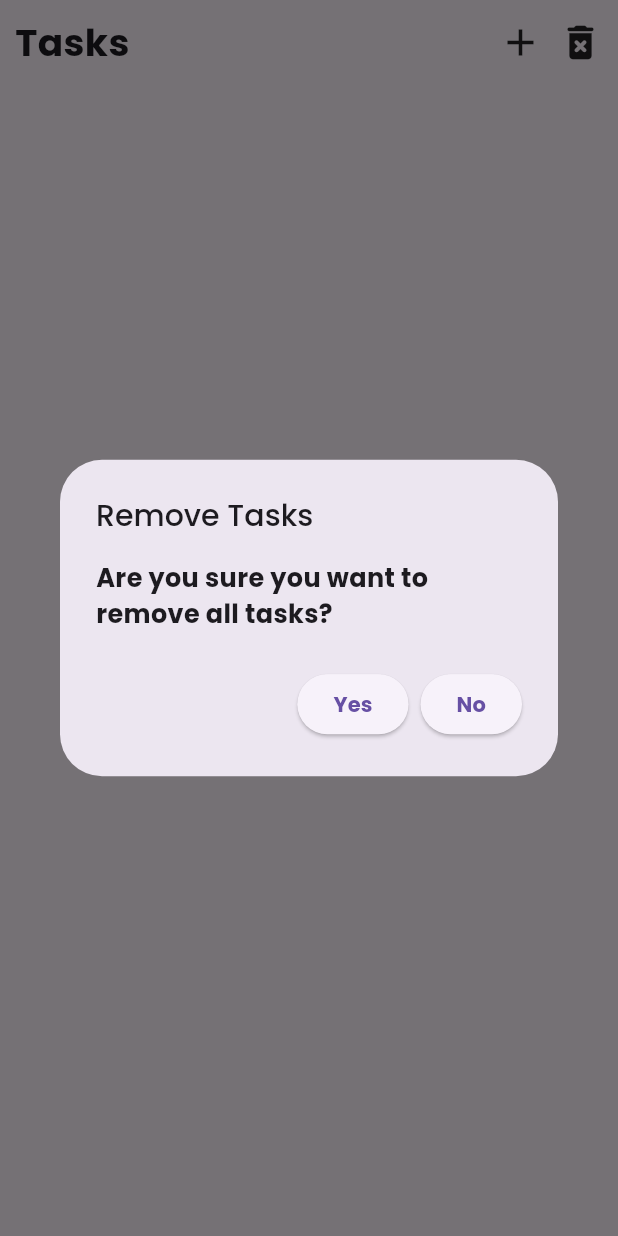
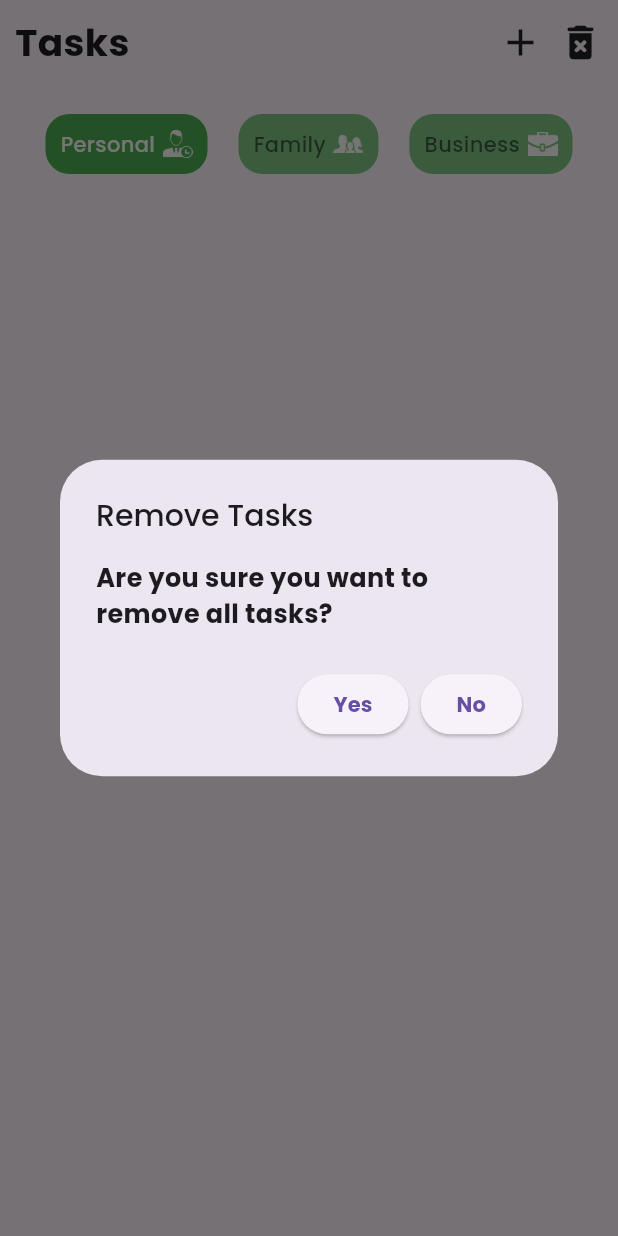
Before and after one commit to BreezyWeezy15/TodosFlutter, a Flutter app: the HomePage screen opened directly, after a tap on the "add" icon, after a tap on the "delete forever" icon, on a phone screen of 412 x 824 dp. Run offline on Flutter 3.47's test engine with Material 3 defaults, Android fonts, the light colour scheme and no system bars; our stand-ins replace flutter_local_notifications, fluttertoast, gap, get, get_storage, google_fonts and 2 more; missing offline and left inert: alarm, receive_intent; accounts and stored records are empty.

Commit message:
new changes

```diff
--- a/lib/auth/todos_service.dart
+++ b/lib/auth/todos_service.dart
@@ -6,8 +6,8 @@ import 'package:todos_app/models/task_model.dart';
 
 class TodosService {
 
-   Future<List<TaskModel>?> getTodos() async {
-     return await todosHelper.getTodos();
+   Future<List<TaskModel>?> getTodos(String category) async {
+     return await todosHelper.getTodos(category);
    }
    Future<int?> insertTask(TaskModel taskModel) async {
      return await todosHelper.insertTodo(taskModel);
--- a/lib/controller/todos_controller.dart
+++ b/lib/controller/todos_controller.dart
@@ -13,16 +13,15 @@ class TodosController extends GetxController {
   @override
   void onInit() {
     super.onInit();
-    getTodos();
+    getTodos("Personal");
   }
 
-  void getTodos() async {
+  void getTodos(String category) async {
     isLoading.value = true;
     rxList.clear();
     try {
-      var data = await _todosService.getTodos();
+      var data = await _todosService.getTodos(category);
       if(data!.isNotEmpty){
-        print("Value Posted ${data[0].alarmID}");
         rxList.addAll(data);
         isLoading.value = false;
       } else {
--- a/lib/db/todos_helper.dart
+++ b/lib/db/todos_helper.dart
@@ -56,9 +56,13 @@ class TodosHelper {
      var db = await createDB();
      return await db?.insert(table, taskModel.toJson());
   }
-  Future<List<TaskModel>?>getTodos() async {
+  Future<List<TaskModel>?>getTodos(String category) async {
     var db = await createDB();
-    var data =  await db?.query(table);
+    var data =  await db?.query(
+      table,
+      where: "_category = ?",
+      whereArgs: [category]
+    );
     var values = data?.map((e) => TaskModel.fromJson(e)).toList();
     return values;
   }
--- a/lib/ui/home_page.dart
+++ b/lib/ui/home_page.dart
@@ -21,7 +21,13 @@ class HomePage extends StatefulWidget {
 class _HomePageState extends State<HomePage> {
   late FlutterLocalNotificationsPlugin flutterLocalNotificationsPlugin;
   late TodosController _todosController;
-
+  final List<String> _images = [
+    "assets/images/personal.png",
+    "assets/images/family.png",
+    "assets/images/business.png"
+  ];
+  final List<String> _tabs = ["Personal","Family","Business"];
+  int selectedTab = 0;
   @override
   void initState() {
     super.initState();
@@ -45,7 +51,7 @@ class _HomePageState extends State<HomePage> {
                     GestureDetector(
                       onTap: () {
                         Navigator.push(context, MaterialPageRoute(builder: (_) => const TasksDetails())).then((value){
-                             _todosController.getTodos();
+                             _todosController.getTodos(_tabs[selectedTab]);
                         });
                       },
                       child: const Icon(Icons.add, size: 30,),
@@ -66,7 +72,7 @@ class _HomePageState extends State<HomePage> {
                                     if(result! > 1){
                                       Fluttertoast.showToast(msg: "Tasks removed successfully");
                                        Alarm.getAlarms().clear();
-                                      _todosController.getTodos();
+                                      _todosController.getTodos("Personal");
                                       if(context.mounted) Navigator.pop(context);
                                     } else {
                                       Fluttertoast.showToast(msg: "Failed to remove tasks");
@@ -84,6 +90,41 @@ class _HomePageState extends State<HomePage> {
                         Icons.delete_forever_rounded, size: 30,),
                     )
                   ],
+                ),
+              ),
+              Padding(
+                padding: const EdgeInsets.only(left: 20,right: 20,top: 20),
+                child: Row(
+                  mainAxisAlignment: MainAxisAlignment.spaceAround,
+                  children: List.generate(_tabs.length, (index){
+                    return GestureDetector(
+                      onTap: (){
+                        setState(() {
+                          selectedTab = index;
+                        });
+                        _todosController.getTodos(_tabs[selectedTab]);
+                      },
+                      child: Container(
+                      padding: const EdgeInsets.all(10),
+                      decoration: BoxDecoration(
+                        borderRadius: BorderRadius.circular(16),
+                        color: selectedTab == index ?
+                        Colors.green : Colors.green.shade300,
+                      ),
+                      child: Center(
+                          child: Row(
+                            crossAxisAlignment: CrossAxisAlignment.center,
+                            mainAxisAlignment: MainAxisAlignment.center,
+                           children: [
+                          Text(_tabs[index],style: getMedFont().copyWith(fontSize: 14,color:
+                          selectedTab == index ?  Colors.white : Colors.black54),),
+                          const Gap(5),
+                          Image.asset(_images[index],width: 20,height: 20,color: Colors.white,)
+                        ],
+                      )),
+                                            ),
+                    );
+                  }).toList(),
                 ),
               ),
               Padding(
@@ -143,7 +184,7 @@ class _HomePageState extends State<HomePage> {
                                   Navigator.push(context, MaterialPageRoute(builder: (_) =>  EditTaskPage(taskID : taskID! , alarmID: alarmId,
                                       task: task, date: date, time: time, color: color,category: category,
                                      selectedColorIndex: colorIndex,selectedCategoryIndex: categoryIndex,))).then((value){
-                                         _todosController.getTodos();
+                                       _todosController.getTodos(_tabs[selectedTab]);
                                   });
                                 },
                                 child: Card(
```
Also changed, not shown: assets/images/banner.png (added).
